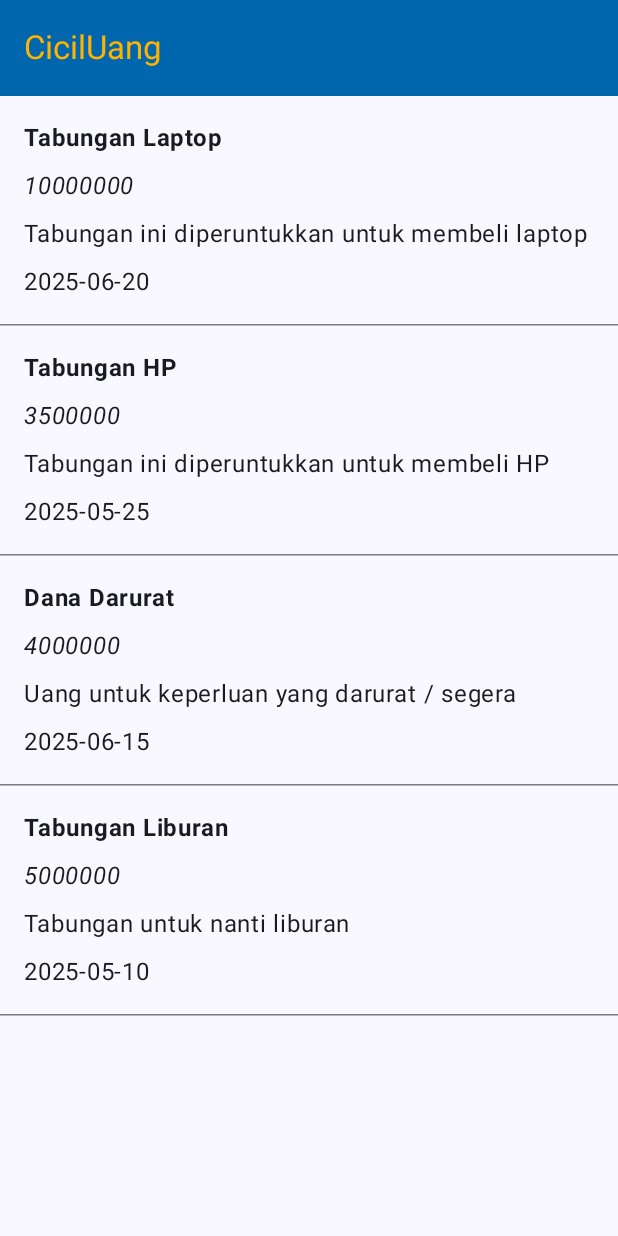
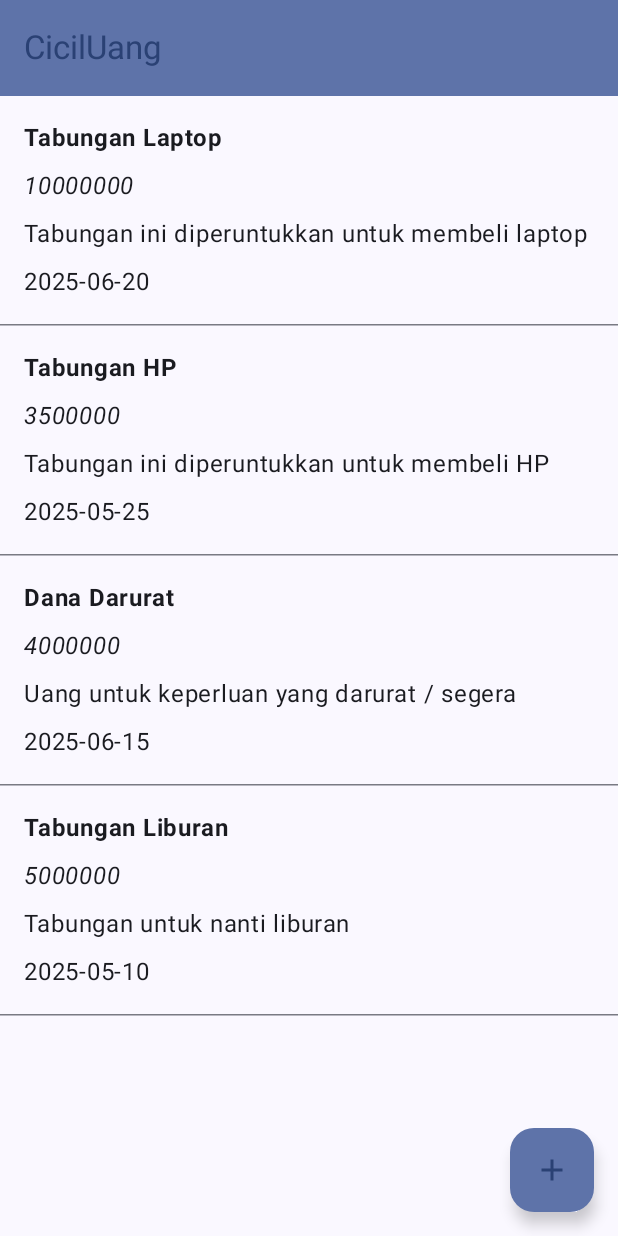
Before and after one commit to evanpratama470123/Assessment2_Mobpro, an Android app built with Jetpack Compose: the screen it shows after launch (MainActivity), on a phone screen of 412 x 824 dp. Run offline under Robolectric (Android 15) with nearby library versions, the phone set to English and light mode, and no system bars.

Commit message:
Membuat tombol FAB

```diff
--- a/app/src/main/java/com/evanpratama0137/ciciluang/ui/screen/MainScreen.kt
+++ b/app/src/main/java/com/evanpratama0137/ciciluang/ui/screen/MainScreen.kt
@@ -5,13 +5,19 @@ import android.widget.Toast
 import androidx.compose.foundation.clickable
 import androidx.compose.foundation.layout.Arrangement
 import androidx.compose.foundation.layout.Column
+import androidx.compose.foundation.layout.PaddingValues
 import androidx.compose.foundation.layout.fillMaxSize
 import androidx.compose.foundation.layout.fillMaxWidth
 import androidx.compose.foundation.layout.padding
 import androidx.compose.foundation.lazy.LazyColumn
 import androidx.compose.foundation.lazy.items
+import androidx.compose.material.icons.Icons
+import androidx.compose.material.icons.filled.Add
 import androidx.compose.material3.ExperimentalMaterial3Api
+import androidx.compose.material3.FloatingActionButton
 import androidx.compose.material3.HorizontalDivider
+import androidx.compose.material3.Icon
+import androidx.compose.material3.MaterialTheme
 import androidx.compose.material3.Scaffold
 import androidx.compose.material3.Text
 import androidx.compose.material3.TopAppBar
@@ -29,12 +35,12 @@ import androidx.lifecycle.viewmodel.compose.viewModel
 import com.evanpratama0137.ciciluang.R
 import com.evanpratama0137.ciciluang.model.Tabungan
 import com.evanpratama0137.ciciluang.ui.theme.CicilUangTheme
-import com.evanpratama0137.ciciluang.ui.theme.WarnaContainer
-import com.evanpratama0137.ciciluang.ui.theme.WarnaText
 
 @OptIn(ExperimentalMaterial3Api::class)
 @Composable
 fun MainScreen() {
+    val context = LocalContext.current
+
     Scaffold(
         topBar = {
             TopAppBar(
@@ -42,10 +48,23 @@ fun MainScreen() {
                     Text(text = stringResource(id = R.string.app_name))
                 },
                 colors = TopAppBarDefaults.mediumTopAppBarColors(
-                    containerColor = WarnaContainer,
-                    titleContentColor = WarnaText,
+                    containerColor = MaterialTheme.colorScheme.primaryContainer,
+                    titleContentColor = MaterialTheme.colorScheme.primary,
                 )
             )
+        },
+        floatingActionButton = {
+            FloatingActionButton(
+                onClick = {
+                    Toast.makeText(context, R.string.belum_bisa, Toast.LENGTH_SHORT).show()
+                }
+            ) {
+                Icon(
+                    imageVector = Icons.Filled.Add,
+                    contentDescription = stringResource(R.string.tambah_catatan),
+                    tint = MaterialTheme.colorScheme.primary
+                )
+            }
         }
     ) { innerPadding ->
         ScreenContent(Modifier.padding(innerPadding))
@@ -63,7 +82,8 @@ fun ScreenContent(modifier: Modifier = Modifier) {
     }
     else {
         LazyColumn(
-            modifier = modifier.fillMaxSize()
+            modifier = modifier.fillMaxSize(),
+            contentPadding = PaddingValues(bottom = 84.dp),
         ) {
             items(data) {
                 ListItem(it) {
--- a/app/src/main/res/values/strings.xml
+++ b/app/src/main/res/values/strings.xml
@@ -2,4 +2,6 @@
     <string name="app_name">CicilUang</string>
     <string name="list_kosong">Silahkan tambah tabungan!</string>
     <string name="x_diklik">%1$s diklik!</string>
+    <string name="tambah_catatan">Tambah catatan</string>
+    <string name="belum_bisa">Belum bisa tambah catatan.</string>
 </resources>
```
